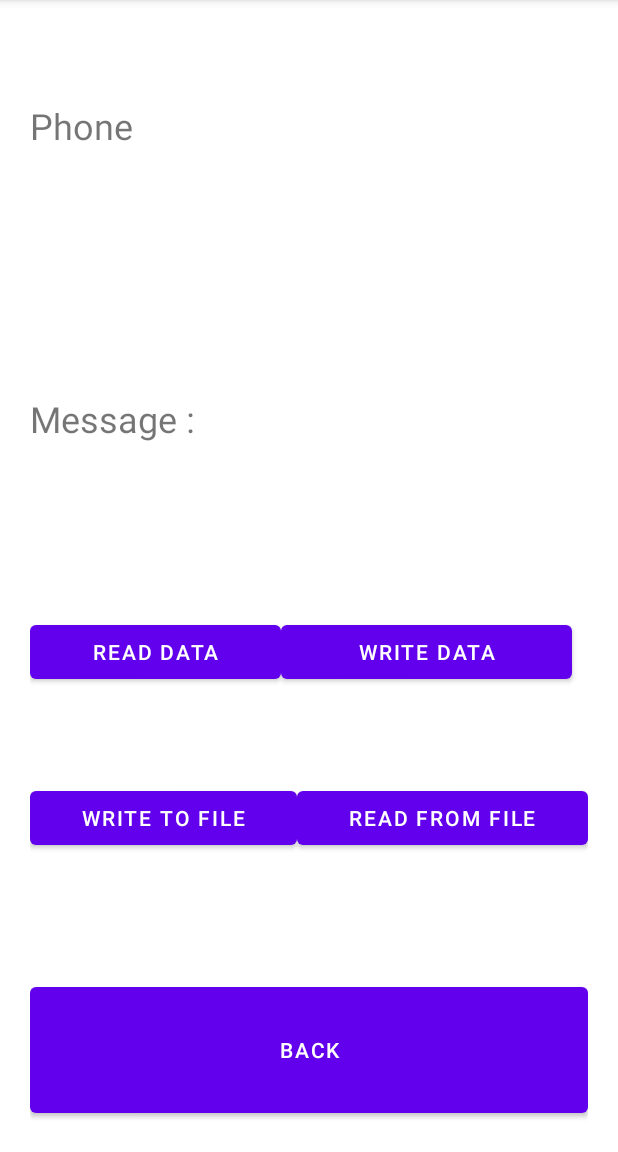
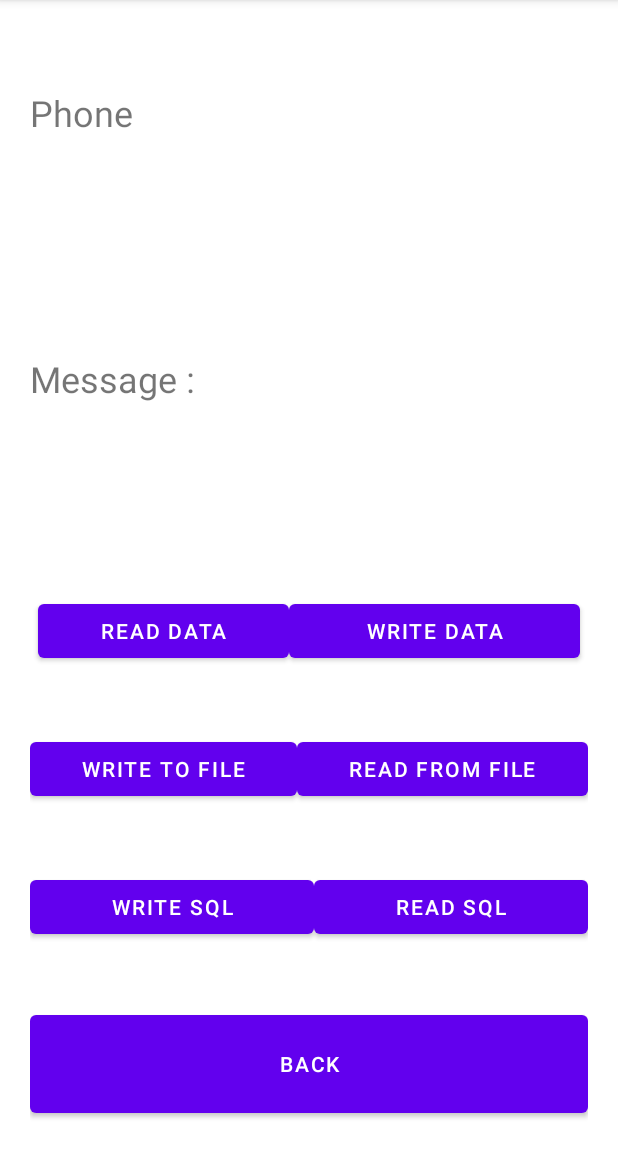
Before and after one commit to Mohamed-Abdelwahed/Intent_Android, an Android app: the DataShow screen opened directly, with no data from a screen before it, on a phone screen of 412 x 824 dp, the part 84-1236 px from its top. Run offline under Robolectric (Android 15) with nearby library versions, the phone set to English and light mode, and no system bars.

Commit message:
after sqllite

```diff
--- a/app/src/main/java/com/example/projectandroid/DataShow.java
+++ b/app/src/main/java/com/example/projectandroid/DataShow.java
@@ -6,10 +6,12 @@ import android.content.Context;
 import android.content.Intent;
 import android.content.SharedPreferences;
 import android.os.Bundle;
-import android.preference.Preference;
 import android.view.View;
 import android.widget.Button;
 import android.widget.TextView;
+
+import com.example.projectandroid.DB.DatabaseAdapter;
+import com.example.projectandroid.DB.Phone_MessageDTO;
 
 import java.io.DataInputStream;
 import java.io.DataOutputStream;
@@ -36,6 +38,10 @@ FileInputStream fis;
 DataInputStream dis;
 FileOutputStream fos;
 DataOutputStream dos;
+
+
+Button btnWritSql;
+Button btnReadSql;
 
 public static final String FILE_NAME = "PHONE_MESSAGE";
 
@@ -128,5 +134,29 @@ public static final String FILE_NAME = "PHONE_MESSAGE";
             }
         });
 
+
+        btnWritSql = (Button) findViewById(R.id.writeToSql);
+        btnWritSql.setOnClickListener(new View.OnClickListener() {
+            @Override
+            public void onClick(View view) {
+                DatabaseAdapter adapter = new DatabaseAdapter(DataShow.this);
+                adapter.addEntry(new Phone_MessageDTO(txtPhone.getText().toString(),txtMessage.getText().toString()));
+                txtPhone.setText("");
+                txtMessage.setText("");
+
+            }
+        });
+
+        btnReadSql = (Button) findViewById(R.id.readFromSql);
+        btnReadSql.setOnClickListener(new View.OnClickListener() {
+            @Override
+            public void onClick(View view) {
+                DatabaseAdapter adapter = new DatabaseAdapter(DataShow.this);
+                Phone_MessageDTO result = adapter.getEntry();
+                txtPhone.setText(result.getPhone());
+                txtMessage.setText(result.getMessage());
+            }
+        });
+
     }
 }
--- a/app/src/main/res/layout/activity_data_show.xml
+++ b/app/src/main/res/layout/activity_data_show.xml
@@ -7,7 +7,7 @@
     android:gravity="center"
     android:orientation="vertical"
     android:padding="20dp"
-    android:weightSum="5"
+    android:weightSum="6"
     tools:context=".DataShow">
 
     <LinearLayout
@@ -65,6 +65,7 @@
         android:layout_width="match_parent"
         android:layout_height="wrap_content"
         android:layout_weight="1"
+        android:gravity="center"
         android:orientation="horizontal"
         android:weightSum="2">
 
@@ -87,6 +88,7 @@
         android:layout_width="match_parent"
         android:layout_height="wrap_content"
         android:layout_weight="1"
+        android:gravity="center"
         android:orientation="horizontal"
         android:weightSum="2">
 
@@ -105,6 +107,28 @@
             android:text="Read from file" />
     </LinearLayout>
 
+    <LinearLayout
+        android:layout_width="match_parent"
+        android:layout_height="wrap_content"
+        android:layout_weight="1"
+        android:gravity="center"
+        android:orientation="horizontal">
+
+        <Button
+            android:id="@+id/writeToSql"
+            android:layout_width="wrap_content"
+            android:layout_height="wrap_content"
+            android:layout_weight="1"
+            android:text="Write SQL" />
+
+        <Button
+            android:id="@+id/readFromSql"
+            android:layout_width="wrap_content"
+            android:layout_height="wrap_content"
+            android:layout_weight="1"
+            android:text="Read SQL" />
+    </LinearLayout>
+
     <Button
         android:id="@+id/btnBack"
         android:layout_width="match_parent"
```
Also changed, not shown: app/src/main/java/com/example/projectandroid/DB/DatabaseAdapter.java (added, +66 -0 lines), app/src/main/java/com/example/projectandroid/DB/Phone_MessageDTO.java (added, +27 -0 lines).
